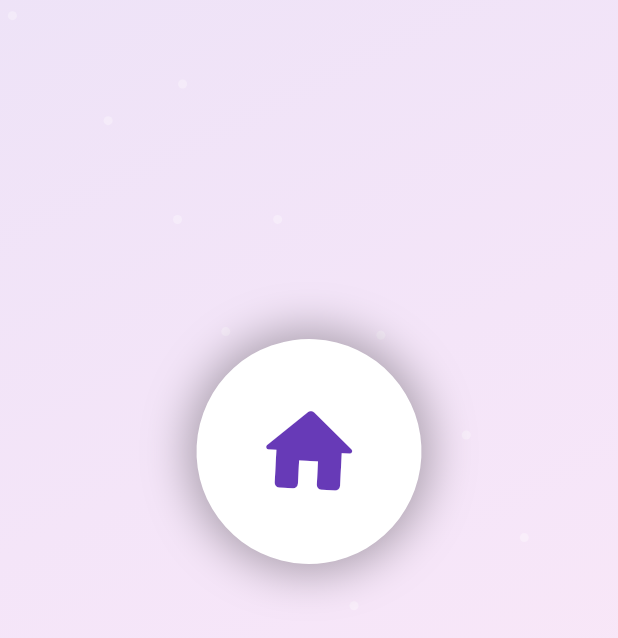
After one commit to RusthyAhd/RoomRent, a Flutter app: the first screen one second after launch, on a phone screen of 412 x 824 dp. The commit adds this screen. Shown: the top 638 px of the screen. Run offline on Flutter 3.47's test engine with Material 3 defaults, Android fonts, the light colour scheme and no system bars.

Commit message:
fix errors

```diff
--- /dev/null
+++ b/room_rent/lib/launch_page.dart
@@ -0,0 +1,302 @@
+import 'package:flutter/material.dart';
+import 'dart:math' as math;
+
+class LaunchPage extends StatefulWidget {
+  const LaunchPage({super.key});
+
+  @override
+  State<LaunchPage> createState() => _LaunchPageState();
+}
+
+class _LaunchPageState extends State<LaunchPage> with TickerProviderStateMixin {
+  late AnimationController _logoController;
+  late AnimationController _backgroundController;
+  late AnimationController _textController;
+  late AnimationController _floatingController;
+
+  late Animation<double> _logoScale;
+  late Animation<double> _logoRotation;
+  late Animation<double> _backgroundOpacity;
+  late Animation<double> _textOpacity;
+  late Animation<Offset> _textSlide;
+  late Animation<double> _floatingAnimation;
+
+  @override
+  void initState() {
+    super.initState();
+
+    // Initialize animation controllers
+    _logoController = AnimationController(
+      duration: const Duration(seconds: 2),
+      vsync: this,
+    );
+
+    _backgroundController = AnimationController(
+      duration: const Duration(seconds: 3),
+      vsync: this,
+    );
+
+    _textController = AnimationController(
+      duration: const Duration(seconds: 2),
+      vsync: this,
+    );
+
+    _floatingController = AnimationController(
+      duration: const Duration(seconds: 3),
+      vsync: this,
+    )..repeat(reverse: true);
+
+    // Initialize animations
+    _logoScale = Tween<double>(begin: 0.0, end: 1.0).animate(
+      CurvedAnimation(parent: _logoController, curve: Curves.elasticOut),
+    );
+
+    _logoRotation = Tween<double>(begin: 0.0, end: 2 * math.pi).animate(
+      CurvedAnimation(parent: _logoController, curve: Curves.easeInOut),
+    );
+
+    _backgroundOpacity = Tween<double>(begin: 0.0, end: 1.0).animate(
+      CurvedAnimation(parent: _backgroundController, curve: Curves.easeIn),
+    );
+
+    _textOpacity = Tween<double>(
+      begin: 0.0,
+      end: 1.0,
+    ).animate(CurvedAnimation(parent: _textController, curve: Curves.easeIn));
+
+    _textSlide = Tween<Offset>(begin: const Offset(0, 1), end: Offset.zero)
+        .animate(
+          CurvedAnimation(parent: _textController, curve: Curves.elasticOut),
+        );
+
+    _floatingAnimation = Tween<double>(begin: -10.0, end: 10.0).animate(
+      CurvedAnimation(parent: _floatingController, curve: Curves.easeInOut),
+    );
+
+    // Start animations in sequence
+    _startAnimations();
+  }
+
+  void _startAnimations() async {
+    _backgroundController.forward();
+    await Future.delayed(const Duration(milliseconds: 500));
+    _logoController.forward();
+    await Future.delayed(const Duration(milliseconds: 800));
+    _textController.forward();
+
+    // Navigate to home page after animations complete
+    await Future.delayed(const Duration(seconds: 3));
+    if (mounted) {
+      Navigator.of(context).pushReplacement(
+        PageRouteBuilder(
+          pageBuilder: (context, animation, secondaryAnimation) =>
+              const HomePage(),
+          transitionsBuilder: (context, animation, secondaryAnimation, child) {
+            return FadeTransition(opacity: animation, child: child);
+          },
+          transitionDuration: const Duration(milliseconds: 800),
+        ),
+      );
+    }
+  }
+
+  @override
+  void dispose() {
+    _logoController.dispose();
+    _backgroundController.dispose();
+    _textController.dispose();
+    _floatingController.dispose();
+    super.dispose();
+  }
+
+  @override
+  Widget build(BuildContext context) {
+    return Scaffold(
+      body: AnimatedBuilder(
+        animation: Listenable.merge([
+          _backgroundController,
+          _logoController,
+          _textController,
+          _floatingController,
+        ]),
+        builder: (context, child) {
+          return Container(
+            decoration: BoxDecoration(
+              gradient: LinearGradient(
+                begin: Alignment.topLeft,
+                end: Alignment.bottomRight,
+                colors: [
+                  Colors.deepPurple.withOpacity(_backgroundOpacity.value),
+                  Colors.purple.withOpacity(_backgroundOpacity.value * 0.8),
+                  Colors.pink.withOpacity(_backgroundOpacity.value * 0.6),
+                ],
+              ),
+            ),
+            child: Stack(
+              children: [
+                // Floating particles background
+                ...List.generate(20, (index) {
+                  return Positioned(
+                    left: (index * 50) % MediaQuery.of(context).size.width,
+                    top: (index * 80) % MediaQuery.of(context).size.height,
+                    child: AnimatedBuilder(
+                      animation: _floatingController,
+                      builder: (context, child) {
+                        return Transform.translate(
+                          offset: Offset(
+                            math.sin(_floatingController.value + index) * 20,
+                            _floatingAnimation.value +
+                                math.cos(_floatingController.value + index) *
+                                    15,
+                          ),
+                          child: Container(
+                            width: 6,
+                            height: 6,
+                            decoration: BoxDecoration(
+                              color: Colors.white.withOpacity(0.3),
+                              shape: BoxShape.circle,
+                            ),
+                          ),
+                        );
+                      },
+                    ),
+                  );
+                }),
+
+                // Main content
+                Center(
+                  child: Column(
+                    mainAxisAlignment: MainAxisAlignment.center,
+                    children: [
+                      // Logo with animations
+                      Transform.scale(
+                        scale: _logoScale.value,
+                        child: Transform.rotate(
+                          angle: _logoRotation.value * 0.1, // Subtle rotation
+                          child: Container(
+                            width: 120,
+                            height: 120,
+                            decoration: BoxDecoration(
+                              color: Colors.white,
+                              shape: BoxShape.circle,
+                              boxShadow: [
+                                BoxShadow(
+                                  color: Colors.black.withOpacity(0.3),
+                                  blurRadius: 20,
+                                  spreadRadius: 5,
+                                ),
+                              ],
+                            ),
+                            child: const Icon(
+                              Icons.home_rounded,
+                              size: 60,
+                              color: Colors.deepPurple,
+                            ),
+                          ),
+                        ),
+                      ),
+
+                      const SizedBox(height: 40),
+
+                      // App name with slide animation
+                      SlideTransition(
+                        position: _textSlide,
+                        child: FadeTransition(
+                          opacity: _textOpacity,
+                          child: Column(
+                            children: [
+                              Text(
+                                'RoomRent',
+                                style: TextStyle(
+                                  fontSize: 36,
+                                  fontWeight: FontWeight.bold,
+                                  color: Colors.white,
+                                  letterSpacing: 2,
+                                  shadows: [
+                                    Shadow(
+                                      color: Colors.black.withOpacity(0.3),
+                                      offset: const Offset(2, 2),
+                                      blurRadius: 4,
+                                    ),
+                                  ],
+                                ),
+                              ),
+                              const SizedBox(height: 8),
+                              Text(
+                                'Find Your Perfect Space',
+                                style: TextStyle(
+                                  fontSize: 16,
+                                  color: Colors.white.withOpacity(0.9),
+                                  letterSpacing: 1,
+                                ),
+                              ),
+                            ],
+                          ),
+                        ),
+                      ),
+
+                      const SizedBox(height: 60),
+
+                      // Loading indicator
+                      FadeTransition(
+                        opacity: _textOpacity,
+                        child: SizedBox(
+                          width: 40,
+                          height: 40,
+                          child: CircularProgressIndicator(
+                            strokeWidth: 3,
+                            valueColor: AlwaysStoppedAnimation<Color>(
+                              Colors.white.withOpacity(0.8),
+                            ),
+                          ),
+                        ),
+                      ),
+                    ],
+                  ),
+                ),
+              ],
+            ),
+          );
+        },
+      ),
+    );
+  }
+}
+
+// Temporary HomePage placeholder - you can replace this with your actual home page
+class HomePage extends StatelessWidget {
+  const HomePage({super.key});
+
+  @override
+  Widget build(BuildContext context) {
+    return Scaffold(
+      appBar: AppBar(
+        title: const Text('RoomRent'),
+        backgroundColor: Colors.deepPurple,
+        foregroundColor: Colors.white,
+      ),
+      body: const Center(
+        child: Column(
+          mainAxisAlignment: MainAxisAlignment.center,
+          children: [
+            Icon(Icons.home_rounded, size: 100, color: Colors.deepPurple),
+            SizedBox(height: 20),
+            Text(
+              'Welcome to RoomRent!',
+              style: TextStyle(
+                fontSize: 24,
+                fontWeight: FontWeight.bold,
+                color: Colors.deepPurple,
+              ),
+            ),
+            SizedBox(height: 10),
+            Text(
+              'Your home rental app is ready',
+              style: TextStyle(fontSize: 16, color: Colors.grey),
+            ),
+          ],
+        ),
+      ),
+    );
+  }
+}
```
Also changed, not shown: room_rent/lib/main.dart (+5 -103 lines).
